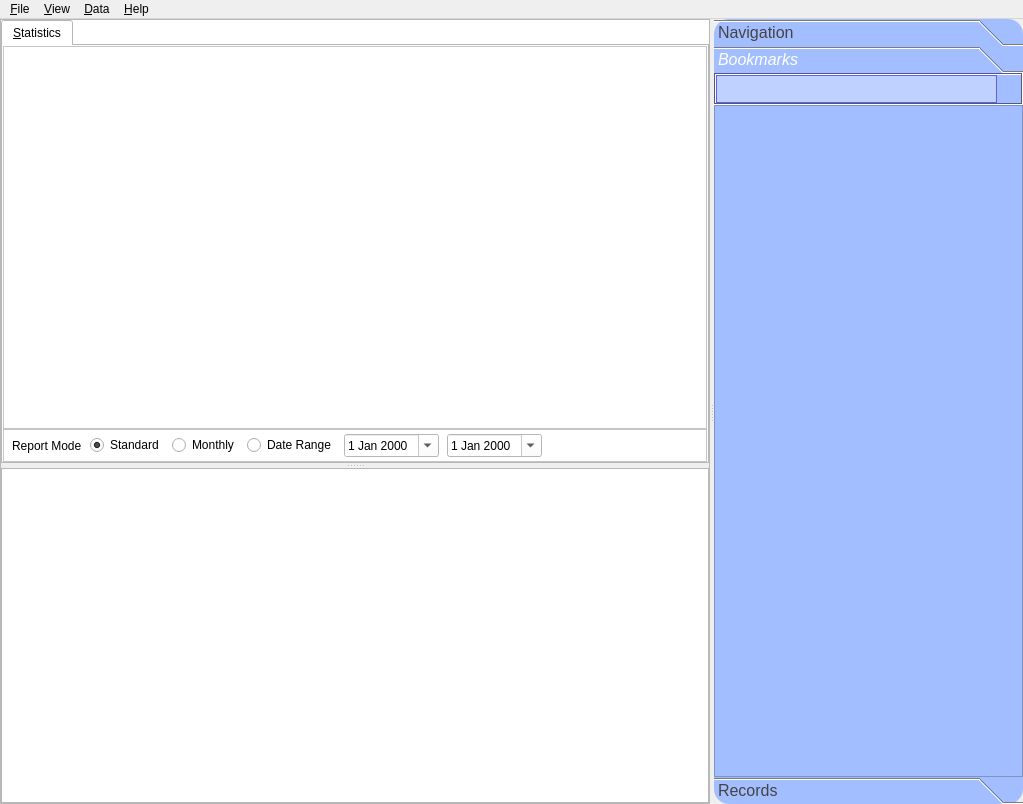
littleyoda/oscar, file oscar/mainwindow.ui: the form before one commit.
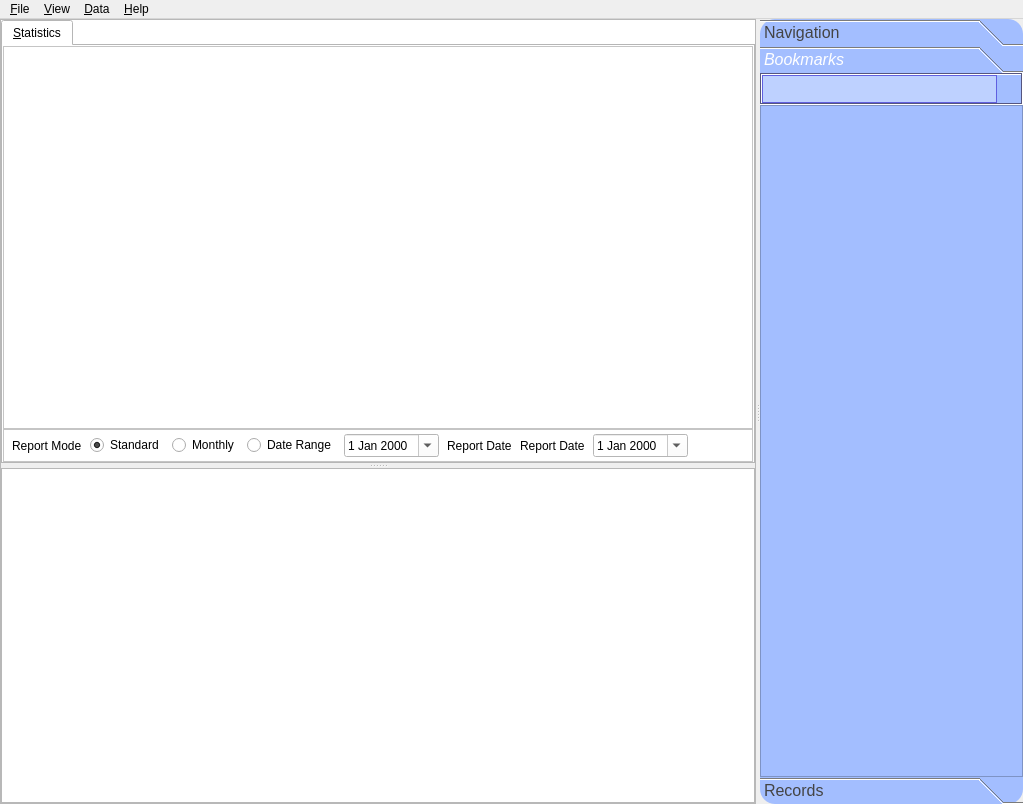
The form after the commit. The open tabs and pages were chosen to show the change. Icons and pictures are not drawn. Custom widgets are drawn as their Qt base class.

Commit message: statistics: allow user to select report date.

```diff
--- a/oscar/mainwindow.ui
+++ b/oscar/mainwindow.ui
@@ -219,6 +219,15 @@
              </color>
             </brush>
            </colorrole>
+           <colorrole role="PlaceholderText">
+            <brush brushstyle="NoBrush">
+             <color alpha="128">
+              <red>0</red>
+              <green>0</green>
+              <blue>0</blue>
+             </color>
+            </brush>
+           </colorrole>
           </active>
           <inactive>
            <colorrole role="WindowText">
@@ -347,6 +356,15 @@
              </color>
             </brush>
            </colorrole>
+           <colorrole role="PlaceholderText">
+            <brush brushstyle="NoBrush">
+             <color alpha="128">
+              <red>0</red>
+              <green>0</green>
+              <blue>0</blue>
+             </color>
+            </brush>
+           </colorrole>
           </inactive>
           <disabled>
            <colorrole role="WindowText">
@@ -475,6 +493,15 @@
              </color>
             </brush>
            </colorrole>
+           <colorrole role="PlaceholderText">
+            <brush brushstyle="NoBrush">
+             <color alpha="128">
+              <red>0</red>
+              <green>0</green>
+              <blue>0</blue>
+             </color>
+            </brush>
+           </colorrole>
           </disabled>
          </palette>
         </property>
@@ -593,8 +620,34 @@
                </property>
               </widget>
              </item>
+             <item>
+              <widget class="QLabel" name="statEnableEndDisplay">
+               <property name="text">
+                <string>Report Date</string>
+               </property>
+              </widget>
+             </item>
+             <item>
+              <widget class="QLabel" name="statEnableEndDisplay">
+               <property name="text">
+                <string>Report Date</string>
+               </property>
+              </widget>
+             </item>
              <item>
               <widget class="QDateEdit" name="statEndDate">
+               <property name="sizePolicy">
+                <sizepolicy hsizetype="Preferred" vsizetype="Minimum">
+                 <horstretch>0</horstretch>
+                 <verstretch>0</verstretch>
+                </sizepolicy>
+               </property>
+               <property name="currentSection">
+                <enum>QDateTimeEdit::MonthSection</enum>
+               </property>
+               <property name="displayFormat">
+                <string>Qt::SystemLocaleShortDate</string>
+               </property>
                <property name="calendarPopup">
                 <bool>true</bool>
                </property>
@@ -605,6 +658,9 @@
                <property name="orientation">
                 <enum>Qt::Horizontal</enum>
                </property>
+               <property name="sizeType">
+                <enum>QSizePolicy::MinimumExpanding</enum>
+               </property>
                <property name="sizeHint" stdset="0">
                 <size>
                  <width>40</width>
@@ -1234,8 +1290,8 @@
          <rect>
           <x>0</x>
           <y>0</y>
-          <width>132</width>
-          <height>684</height>
+          <width>137</width>
+          <height>686</height>
          </rect>
         </property>
         <property name="palette">
@@ -1504,6 +1560,15 @@
                 </color>
                </brush>
               </colorrole>
+              <colorrole role="PlaceholderText">
+               <brush brushstyle="NoBrush">
+                <color alpha="128">
+                 <red>0</red>
+                 <green>0</green>
+                 <blue>0</blue>
+                </color>
+               </brush>
+              </colorrole>
              </active>
              <inactive>
               <colorrole role="WindowText">
@@ -1665,6 +1730,15 @@
                 </color>
                </brush>
               </colorrole>
+              <colorrole role="PlaceholderText">
+               <brush brushstyle="NoBrush">
+                <color alpha="128">
+                 <red>0</red>
+                 <green>0</green>
+                 <blue>0</blue>
+                </color>
+               </brush>
+              </colorrole>
              </inactive>
              <disabled>
               <colorrole role="WindowText">
@@ -1826,6 +1900,15 @@
                 </color>
                </brush>
               </colorrole>
+              <colorrole role="PlaceholderText">
+               <brush brushstyle="NoBrush">
+                <color alpha="128">
+                 <red>0</red>
+                 <green>0</green>
+                 <blue>0</blue>
+                </color>
+               </brush>
+              </colorrole>
              </disabled>
             </palette>
            </property>
@@ -1928,6 +2011,15 @@
                    </color>
                   </brush>
                  </colorrole>
+                 <colorrole role="PlaceholderText">
+                  <brush brushstyle="SolidPattern">
+                   <color alpha="255">
+                    <red>255</red>
+                    <green>255</green>
+                    <blue>255</blue>
+                   </color>
+                  </brush>
+                 </colorrole>
                 </active>
                 <inactive>
                  <colorrole role="WindowText">
@@ -1993,6 +2085,15 @@
                    </color>
                   </brush>
                  </colorrole>
+                 <colorrole role="PlaceholderText">
+                  <brush brushstyle="SolidPattern">
+                   <color alpha="255">
+                    <red>255</red>
+                    <green>255</green>
+                    <blue>255</blue>
+                   </color>
+                  </brush>
+                 </colorrole>
                 </inactive>
                 <disabled>
                  <colorrole role="WindowText">
@@ -2058,6 +2159,15 @@
                    </color>
                   </brush>
                  </colorrole>
+                 <colorrole role="PlaceholderText">
+                  <brush brushstyle="SolidPattern">
+                   <color alpha="255">
+                    <red>255</red>
+                    <green>255</green>
+                    <blue>255</blue>
+                   </color>
+                  </brush>
+                 </colorrole>
                 </disabled>
                </palette>
               </property>
@@ -2249,10 +2359,9 @@
            </property>
            <property name="html">
             <string notr="true">&lt;!DOCTYPE HTML PUBLIC &quot;-//W3C//DTD HTML 4.0//EN&quot; &quot;http://www.w3.org/TR/REC-html40/strict.dtd&quot;&gt;
-&lt;html&gt;&lt;head&gt;&lt;meta name=&quot;qrichtext&quot; content=&quot;1&quot; /&gt;&lt;meta charset=&quot;utf-8&quot; /&gt;&lt;style type=&quot;text/css&quot;&gt;
+&lt;html&gt;&lt;head&gt;&lt;meta name=&quot;qrichtext&quot; content=&quot;1&quot; /&gt;&lt;style type=&quot;text/css&quot;&gt;
 p, li { white-space: pre-wrap; }
-hr { height: 1px; border-width: 0; }
-&lt;/style&gt;&lt;/head&gt;&lt;body style=&quot; font-family:'.AppleSystemUIFont'; font-size:13pt; font-weight:400; font-style:normal;&quot;&gt;
+&lt;/style&gt;&lt;/head&gt;&lt;body style=&quot; font-family:'Ubuntu'; font-size:11pt; font-weight:400; font-style:normal;&quot;&gt;
 &lt;p style=&quot;-qt-paragraph-type:empty; margin-top:0px; margin-bottom:0px; margin-left:0px; margin-right:0px; -qt-block-indent:0; text-indent:0px; font-family:'MS Shell Dlg 2'; font-size:8.25pt;&quot;&gt;&lt;br /&gt;&lt;/p&gt;&lt;/body&gt;&lt;/html&gt;</string>
            </property>
            <property name="openLinks">
```
Left out of the diff: 44 changed lines with no effect on the pictures. The commit also changes 5 other files.
